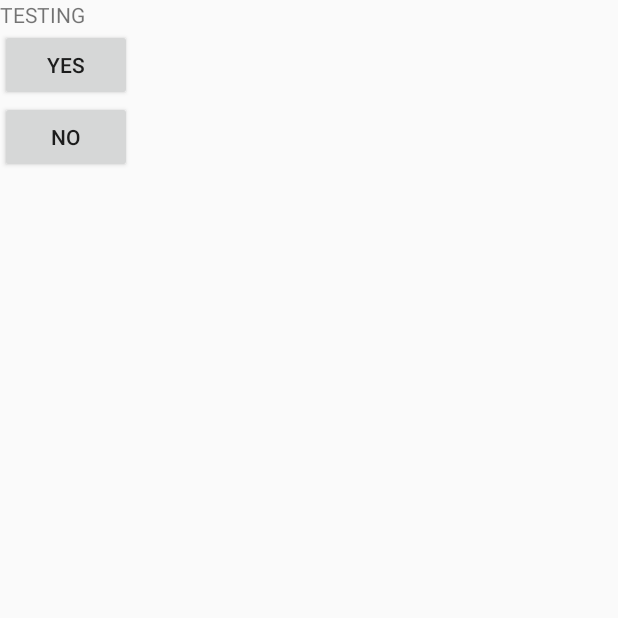
After one commit to frostyshadows/neko-tap, an Android app: the RefillReminderSplash screen opened directly, with no data from a screen before it, on a phone screen of 412 x 824 dp, the top half of it. The commit adds this screen. Run offline under Robolectric (Android 15) with nearby library versions, the phone set to English and light mode, and no system bars.

Commit message:
basic splash screen implemented

```diff
--- a/app/src/main/AndroidManifest.xml
+++ b/app/src/main/AndroidManifest.xml
@@ -58,6 +58,9 @@
         <activity
             android:name=".notifications.RefillReminder"
             android:theme="@style/AppTheme.NoActionBar" />
+        <activity
+            android:name=".notifications.RefillReminderSplash"
+            android:theme="@style/AppTheme.NoActionBar" />
 
         <receiver
             android:name=".notifications.AlarmReceiver"
--- a/app/src/main/java/com/squad/betakua/tap_neko/PatientActivity.java
+++ b/app/src/main/java/com/squad/betakua/tap_neko/PatientActivity.java
@@ -105,9 +105,7 @@ public class PatientActivity extends AppCompatActivity implements OnButtonClickL
         notifBuilder.setDefaults(Notification.DEFAULT_SOUND);
         notifBuilder.setAutoCancel(false);
         NotificationManager notificationManager = (NotificationManager)this.getSystemService(Context.NOTIFICATION_SERVICE);
-        notificationManager.notify(01234, notifBuilder.build());
-
-
+        // notificationManager.notify(01234, notifBuilder.build());
     }
 
     public void retrieveProductInfo() {
--- /dev/null
+++ b/app/src/main/java/com/squad/betakua/tap_neko/notifications/RefillReminderSplash.java
@@ -0,0 +1,39 @@
+package com.squad.betakua.tap_neko.notifications;
+
+import android.content.Intent;
+import android.os.Bundle;
+import android.support.v7.app.AppCompatActivity;
+import android.view.View;
+import android.widget.Button;
+
+import com.squad.betakua.tap_neko.R;
+
+import static com.squad.betakua.tap_neko.nfc.NFCPatientActivity.REFILL_SPLASH_KEY;
+
+public class RefillReminderSplash extends AppCompatActivity {
+    Button acceptBtn;
+    Button rejectBtn;
+
+    @Override
+    protected void onCreate(Bundle savedInstanceState) {
+        super.onCreate(savedInstanceState);
+        setContentView(R.layout.activity_refill_reminder_splash);
+
+        acceptBtn = findViewById(R.id.refill_reminder_splash_button_accept);
+        rejectBtn = findViewById(R.id.refill_reminder_splash_button_reject);
+
+        acceptBtn.setOnClickListener((View view) -> {
+            Intent data = new Intent();
+            data.putExtra(REFILL_SPLASH_KEY, true);
+            setResult(RESULT_OK, data);
+            finish();
+        });
+
+        rejectBtn.setOnClickListener((View view) -> {
+            Intent data = new Intent();
+            data.putExtra(REFILL_SPLASH_KEY, false);
+            setResult(RESULT_OK, data);
+            finish();
+        });
+    }
+}
--- /dev/null
+++ b/app/src/main/res/layout/activity_refill_reminder_splash.xml
@@ -0,0 +1,25 @@
+<?xml version="1.0" encoding="utf-8"?>
+<LinearLayout
+    xmlns:android="http://schemas.android.com/apk/res/android"
+    android:layout_width="match_parent"
+    android:layout_height="match_parent"
+    android:orientation="vertical">
+
+    <TextView
+        android:layout_width="wrap_content"
+        android:layout_height="wrap_content"
+        android:text="TESTING"/>
+
+    <Button
+        android:id="@+id/refill_reminder_splash_button_accept"
+        android:text="Yes"
+        android:layout_width="wrap_content"
+        android:layout_height="wrap_content" />
+
+    <Button
+        android:id="@+id/refill_reminder_splash_button_reject"
+        android:text="No"
+        android:layout_width="wrap_content"
+        android:layout_height="wrap_content" />
+
+</LinearLayout>
```
Also changed, not shown: app/src/main/java/com/squad/betakua/tap_neko/PharmacistActivity.java (+8 -5 lines), app/src/main/java/com/squad/betakua/tap_neko/nfc/NFCPatientActivity.java (+60 -4 lines), app/src/main/java/com/squad/betakua/tap_neko/notifications/RefillReminder.java (+18 -7 lines).
